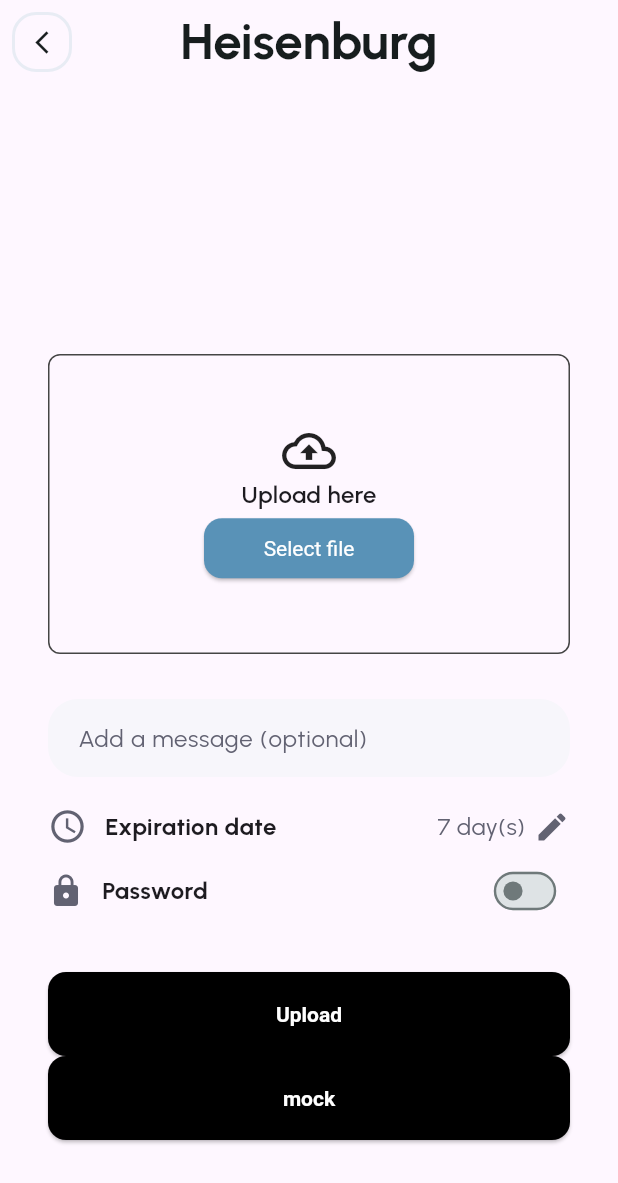
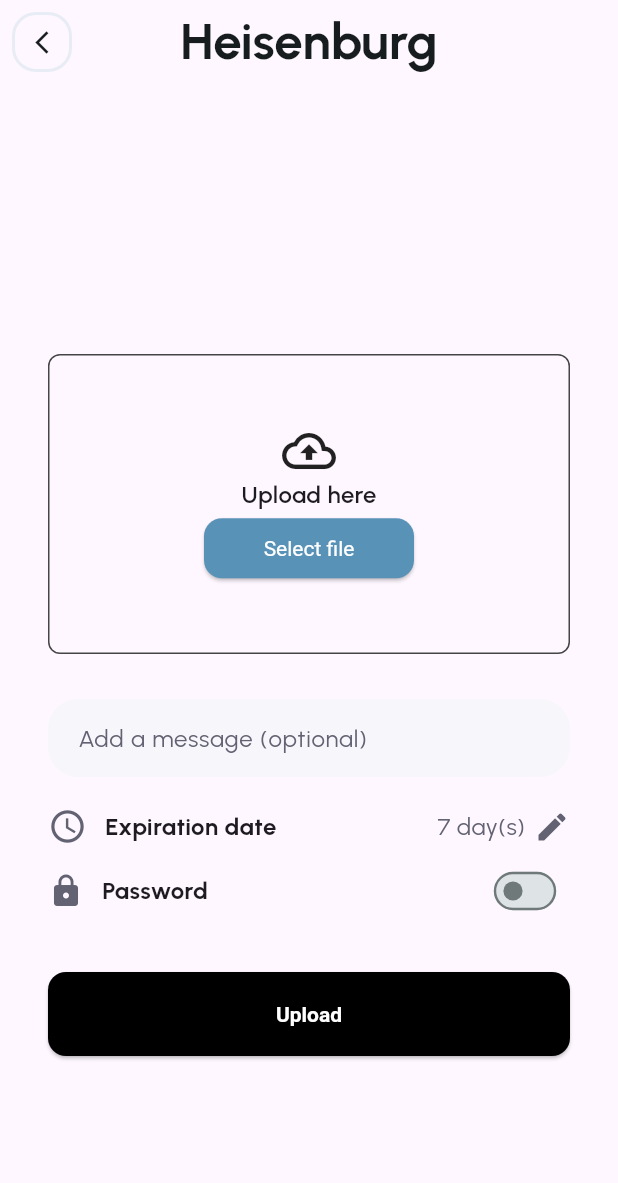
Before and after one commit to Yuutoallalong/NeoVault, a Flutter app: the screen it shows after launch, on a phone screen of 412 x 824 dp. Shown: the top 1183 px of the screen. Run offline on Flutter 3.47's test engine with Material 3 defaults, Android fonts, the phone set to English and light mode, and no system bars; our stand-ins replace google_fonts.

Commit message:
Remove mock button

```diff
--- a/lib/screen/upload.dart
+++ b/lib/screen/upload.dart
@@ -94,9 +94,6 @@ class _UploadState extends State<Upload> {
                   },
                   child: Text('Upload'),
                 ),
-                ElevatedButton(
-                    onPressed: () => Navigator.pushNamed(context, '/detail'),
-                    child: Text("mock"))
               ],
             ),
           ],
```
